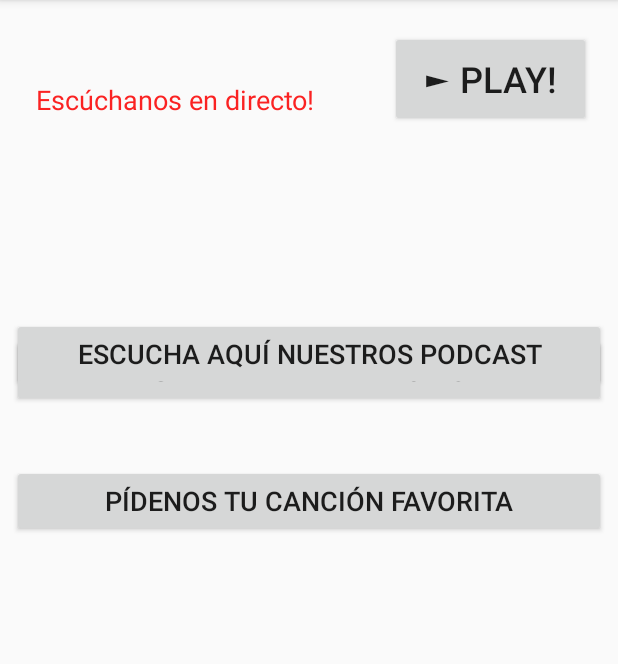
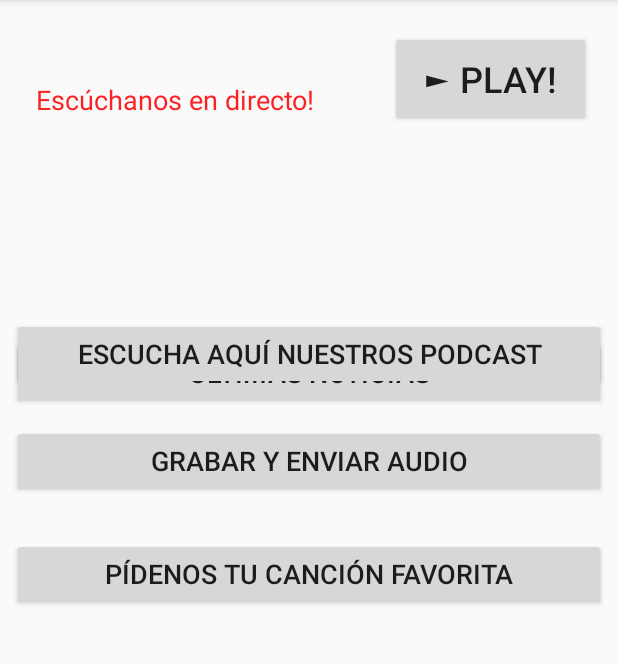
Before and after one commit to SeilaPr/sdm, an Android app: the screen it shows after launch (MainActivity), on a phone screen of 412 x 824 dp, the part 84-748 px from its top. Run offline under Robolectric (Android 15) with nearby library versions, the phone set to English and light mode, and no system bars; our stand-ins replace Firebase (no records; nobody signed in at launch, a user with empty details on screens opened directly); libraries missing offline, so code that uses them is left out: com.twitter.sdk; 5 statements that could not run were skipped.

Commit message:
Añadidas noticias y bloqueado giro de pantalla

```diff
--- a/app/src/main/AndroidManifest.xml
+++ b/app/src/main/AndroidManifest.xml
@@ -31,7 +31,9 @@
         <activity android:name=".LoginActivity" />
         <activity android:name=".RegistroActivity" />
         <activity android:name=".OlvidarActivity" />
-        <activity android:name=".PideCancionActivity"></activity>
+        <activity android:name=".PideCancionActivity" />
+        <activity android:name=".NoticiasActivity" />
+        <activity android:name=".NoticiaEspecificaActivity"></activity>
     </application>
 
 </manifest>
--- a/app/src/main/java/com/example/seila/gigiaradio/AcercaDeActivity.java
+++ b/app/src/main/java/com/example/seila/gigiaradio/AcercaDeActivity.java
@@ -1,5 +1,6 @@
 package com.example.seila.gigiaradio;
 
+import android.content.pm.ActivityInfo;
 import android.support.v7.app.AppCompatActivity;
 import android.os.Bundle;
 
@@ -9,5 +10,6 @@ public class AcercaDeActivity extends AppCompatActivity {
     protected void onCreate(Bundle savedInstanceState) {
         super.onCreate(savedInstanceState);
         setContentView(R.layout.activity_acerca_de);
+        setRequestedOrientation(ActivityInfo.SCREEN_ORIENTATION_PORTRAIT);
     }
 }
--- a/app/src/main/java/com/example/seila/gigiaradio/ContactoActivity.java
+++ b/app/src/main/java/com/example/seila/gigiaradio/ContactoActivity.java
@@ -1,6 +1,7 @@
 package com.example.seila.gigiaradio;
 
 import android.content.Intent;
+import android.content.pm.ActivityInfo;
 import android.net.Uri;
 import android.support.v7.app.AppCompatActivity;
 import android.os.Bundle;
@@ -13,6 +14,7 @@ public class ContactoActivity extends AppCompatActivity {
     protected void onCreate(Bundle savedInstanceState) {
         super.onCreate(savedInstanceState);
         setContentView(R.layout.activity_contacto);
+        setRequestedOrientation(ActivityInfo.SCREEN_ORIENTATION_PORTRAIT);
     }
 
     public void openWeb(View view)
--- a/app/src/main/java/com/example/seila/gigiaradio/EquipoActivity.java
+++ b/app/src/main/java/com/example/seila/gigiaradio/EquipoActivity.java
@@ -1,5 +1,6 @@
 package com.example.seila.gigiaradio;
 
+import android.content.pm.ActivityInfo;
 import android.support.v7.app.AppCompatActivity;
 import android.os.Bundle;
 
@@ -9,5 +10,6 @@ public class EquipoActivity extends AppCompatActivity {
     protected void onCreate(Bundle savedInstanceState) {
         super.onCreate(savedInstanceState);
         setContentView(R.layout.activity_equipo);
+        setRequestedOrientation(ActivityInfo.SCREEN_ORIENTATION_PORTRAIT);
     }
 }
--- a/app/src/main/java/com/example/seila/gigiaradio/GrabarActivity.java
+++ b/app/src/main/java/com/example/seila/gigiaradio/GrabarActivity.java
@@ -1,5 +1,6 @@
 package com.example.seila.gigiaradio;
 
+import android.content.pm.ActivityInfo;
 import android.content.pm.PackageManager;
 import android.media.MediaPlayer;
 import android.media.MediaRecorder;
@@ -50,6 +51,7 @@ public class GrabarActivity extends AppCompatActivity {
     protected void onCreate(Bundle savedInstanceState) {
         super.onCreate(savedInstanceState);
         setContentView(R.layout.activity_grabar);
+        setRequestedOrientation(ActivityInfo.SCREEN_ORIENTATION_PORTRAIT);
 
         auth = FirebaseAuth.getInstance();
         email = auth.getCurrentUser().getEmail().trim();
--- a/app/src/main/java/com/example/seila/gigiaradio/LoginActivity.java
+++ b/app/src/main/java/com/example/seila/gigiaradio/LoginActivity.java
@@ -1,6 +1,7 @@
 package com.example.seila.gigiaradio;
 
 import android.content.Intent;
+import android.content.pm.ActivityInfo;
 import android.support.annotation.NonNull;
 import android.support.v7.app.AppCompatActivity;
 import android.os.Bundle;
@@ -23,6 +24,7 @@ public class LoginActivity extends AppCompatActivity {
     protected void onCreate(Bundle savedInstanceState) {
         super.onCreate(savedInstanceState);
         setContentView(R.layout.activity_login);
+        setRequestedOrientation(ActivityInfo.SCREEN_ORIENTATION_PORTRAIT);
 
         auth = FirebaseAuth.getInstance();
 
--- a/app/src/main/java/com/example/seila/gigiaradio/MainActivity.java
+++ b/app/src/main/java/com/example/seila/gigiaradio/MainActivity.java
@@ -81,6 +81,12 @@ public class MainActivity extends AppCompatActivity {
     public void openPideCancion(View view)
     {
         final Intent mIntent = new Intent(MainActivity.this, PideCancionActivity.class);
+        startActivity(mIntent);
+    }
+
+    public void openNoticias(View view)
+    {
+        final Intent mIntent = new Intent(MainActivity.this, NoticiasActivity.class);
         startActivity(mIntent);
     }
 
--- a/app/src/main/java/com/example/seila/gigiaradio/OlvidarActivity.java
+++ b/app/src/main/java/com/example/seila/gigiaradio/OlvidarActivity.java
@@ -1,5 +1,6 @@
 package com.example.seila.gigiaradio;
 
+import android.content.pm.ActivityInfo;
 import android.support.annotation.NonNull;
 import android.support.v7.app.AppCompatActivity;
 import android.os.Bundle;
@@ -21,6 +22,7 @@ public class OlvidarActivity extends AppCompatActivity {
     protected void onCreate(Bundle savedInstanceState) {
         super.onCreate(savedInstanceState);
         setContentView(R.layout.activity_olvidar);
+        setRequestedOrientation(ActivityInfo.SCREEN_ORIENTATION_PORTRAIT);
 
         email = (EditText) findViewById(R.id.correo);
 
--- a/app/src/main/java/com/example/seila/gigiaradio/PideCancionActivity.java
+++ b/app/src/main/java/com/example/seila/gigiaradio/PideCancionActivity.java
@@ -1,6 +1,7 @@
 package com.example.seila.gigiaradio;
 
 import android.content.Intent;
+import android.content.pm.ActivityInfo;
 import android.net.Uri;
 import android.support.v7.app.AppCompatActivity;
 import android.os.Bundle;
@@ -18,6 +19,7 @@ public class PideCancionActivity extends AppCompatActivity {
     protected void onCreate(Bundle savedInstanceState) {
         super.onCreate(savedInstanceState);
         setContentView(R.layout.activity_pide_cancion);
+        setRequestedOrientation(ActivityInfo.SCREEN_ORIENTATION_PORTRAIT);
 
         nombre = (EditText) findViewById(R.id.editNombre);
         cancion = (EditText) findViewById(R.id.editCancion);
--- a/app/src/main/java/com/example/seila/gigiaradio/RegistroActivity.java
+++ b/app/src/main/java/com/example/seila/gigiaradio/RegistroActivity.java
@@ -1,6 +1,7 @@
 package com.example.seila.gigiaradio;
 
 import android.content.Intent;
+import android.content.pm.ActivityInfo;
 import android.support.annotation.NonNull;
 import android.support.v7.app.AppCompatActivity;
 import android.os.Bundle;
@@ -23,6 +24,7 @@ public class RegistroActivity extends AppCompatActivity {
     protected void onCreate(Bundle savedInstanceState) {
         super.onCreate(savedInstanceState);
         setContentView(R.layout.activity_registro);
+        setRequestedOrientation(ActivityInfo.SCREEN_ORIENTATION_PORTRAIT);
 
         auth = FirebaseAuth.getInstance();
 
--- a/app/src/main/res/layout/activity_main.xml
+++ b/app/src/main/res/layout/activity_main.xml
@@ -28,47 +28,8 @@
         app:layout_constraintVertical_bias="0.064" />
 
     <Button
-        android:id="@+id/btnPlay"
-        android:layout_width="134dp"
-        android:layout_height="64dp"
-        android:layout_marginBottom="8dp"
-        android:layout_marginEnd="8dp"
-        android:layout_marginLeft="8dp"
-        android:layout_marginRight="8dp"
-        android:layout_marginStart="8dp"
-        android:layout_marginTop="8dp"
-        android:onClick="reproducir"
-        android:text="@string/play"
-        android:textSize="24sp"
-        app:layout_constraintBottom_toBottomOf="parent"
-        app:layout_constraintHorizontal_bias="0.963"
-        app:layout_constraintLeft_toLeftOf="parent"
-        app:layout_constraintRight_toRightOf="parent"
-        app:layout_constraintTop_toTopOf="parent"
-        app:layout_constraintVertical_bias="0.018" />
-
-    <Button
-        android:id="@+id/button"
-        android:layout_width="match_parent"
-        android:layout_height="wrap_content"
-        android:layout_marginBottom="8dp"
-        android:layout_marginLeft="8dp"
-        android:layout_marginRight="8dp"
-        android:layout_marginTop="8dp"
-        android:layout_weight="1"
-        android:onClick="grabar"
-        android:text="@string/grabar"
-        android:textSize="18sp"
-        app:layout_constraintBottom_toBottomOf="parent"
-        app:layout_constraintHorizontal_bias="0.0"
-        app:layout_constraintLeft_toLeftOf="parent"
-        app:layout_constraintRight_toRightOf="parent"
-        app:layout_constraintTop_toTopOf="parent"
-        app:layout_constraintVertical_bias="0.306" />
-
-    <Button
-        android:id="@+id/btnPedirCancion"
-        android:layout_width="match_parent"
+        android:id="@+id/btnNoticias"
+        android:layout_width="0dp"
         android:layout_height="wrap_content"
         android:layout_marginBottom="8dp"
         android:layout_marginEnd="8dp"
@@ -77,15 +38,15 @@
         android:layout_marginStart="8dp"
         android:layout_marginTop="8dp"
         android:layout_weight="1"
-        android:onClick="openPideCancion"
-        android:text="@string/pide"
+        android:onClick="openNoticias"
+        android:text="@string/noticias"
         android:textSize="18sp"
         app:layout_constraintBottom_toBottomOf="parent"
         app:layout_constraintHorizontal_bias="0.0"
         app:layout_constraintLeft_toLeftOf="parent"
         app:layout_constraintRight_toRightOf="parent"
         app:layout_constraintTop_toTopOf="parent"
-        app:layout_constraintVertical_bias="0.429" />
+        app:layout_constraintVertical_bias="0.308" />
 
     <Button
         android:id="@+id/btnPodcast"
@@ -109,10 +70,72 @@
         app:layout_constraintVertical_bias="0.487"
         tools:ignore="MissingConstraints" />
 
+    <Button
+        android:id="@+id/button"
+        android:layout_width="0dp"
+        android:layout_height="wrap_content"
+        android:layout_marginBottom="8dp"
+        android:layout_marginEnd="8dp"
+        android:layout_marginLeft="8dp"
+        android:layout_marginRight="8dp"
+        android:layout_marginStart="8dp"
+        android:layout_marginTop="8dp"
+        android:layout_weight="1"
+        android:onClick="grabar"
+        android:text="@string/grabar"
+        android:textSize="18sp"
+        app:layout_constraintBottom_toBottomOf="parent"
+        app:layout_constraintHorizontal_bias="0.0"
+        app:layout_constraintLeft_toLeftOf="parent"
+        app:layout_constraintRight_toRightOf="parent"
+        app:layout_constraintTop_toTopOf="parent"
+        app:layout_constraintVertical_bias="0.391" />
+
+    <Button
+        android:id="@+id/btnPlay"
+        android:layout_width="134dp"
+        android:layout_height="64dp"
+        android:layout_marginBottom="8dp"
+        android:layout_marginEnd="8dp"
+        android:layout_marginLeft="8dp"
+        android:layout_marginRight="8dp"
+        android:layout_marginStart="8dp"
+        android:layout_marginTop="8dp"
+        android:onClick="reproducir"
+        android:text="@string/play"
+        android:textSize="24sp"
+        app:layout_constraintBottom_toBottomOf="parent"
+        app:layout_constraintHorizontal_bias="0.963"
+        app:layout_constraintLeft_toLeftOf="parent"
+        app:layout_constraintRight_toRightOf="parent"
+        app:layout_constraintTop_toTopOf="parent"
+        app:layout_constraintVertical_bias="0.018" />
+
+    <Button
+        android:id="@+id/btnPedirCancion"
+        android:layout_width="0dp"
+        android:layout_height="wrap_content"
+        android:layout_marginBottom="8dp"
+        android:layout_marginEnd="8dp"
+        android:layout_marginLeft="8dp"
+        android:layout_marginRight="8dp"
+        android:layout_marginStart="8dp"
+        android:layout_marginTop="8dp"
+        android:layout_weight="1"
+        android:onClick="openPideCancion"
+        android:text="@string/pide"
+        android:textSize="18sp"
+        app:layout_constraintBottom_toBottomOf="parent"
+        app:layout_constraintHorizontal_bias="0.0"
+        app:layout_constraintLeft_toLeftOf="parent"
+        app:layout_constraintRight_toRightOf="parent"
+        app:layout_constraintTop_toTopOf="parent"
+        app:layout_constraintVertical_bias="0.498" />
+
     <android.support.v7.widget.RecyclerView
         android:id="@+id/recycled"
-        android:layout_width="match_parent"
-        android:layout_height="242dp"
+        android:layout_width="365dp"
+        android:layout_height="218dp"
         android:layout_marginBottom="8dp"
         android:layout_marginEnd="8dp"
         android:layout_marginLeft="8dp"
@@ -121,12 +144,11 @@
         android:layout_marginTop="8dp"
         app:layout_constraintBottom_toBottomOf="parent"
         app:layout_constraintEnd_toEndOf="parent"
+        app:layout_constraintHorizontal_bias="0.0"
         app:layout_constraintLeft_toLeftOf="parent"
         app:layout_constraintRight_toRightOf="parent"
         app:layout_constraintStart_toStartOf="parent"
         app:layout_constraintTop_toTopOf="parent"
-        app:layout_constraintVertical_bias="0.971"
-        tools:layout_editor_absoluteX="9dp"
-        tools:layout_editor_absoluteY="253dp" />
+        app:layout_constraintVertical_bias="1.0" />
 
 </android.support.constraint.ConstraintLayout>
--- a/app/src/main/res/values/strings.xml
+++ b/app/src/main/res/values/strings.xml
@@ -57,4 +57,7 @@
     <string name="env">Enviar</string>
     <string name="ivoox">Más podcast y programas completos en Ivoox</string>
     <string name="podcasts">PODCASTS</string>
+    <string name="noticias">Últimas noticias</string>
+    <string name="titulo">Título</string>
+    <string name="descripcionNot">Descripción</string>
 </resources>
```
Also changed, not shown: app/src/main/java/com/example/seila/gigiaradio/Noticia.java (added, +37 -0 lines), app/src/main/java/com/example/seila/gigiaradio/NoticiaEspecificaActivity.java (added, +58 -0 lines), app/src/main/java/com/example/seila/gigiaradio/NoticiasActivity.java (added, +198 -0 lines), app/src/main/res/layout/activity_noticia_especifica.xml (added, +73 -0 lines), app/src/main/res/layout/activity_noticias.xml (added, +16 -0 lines).
